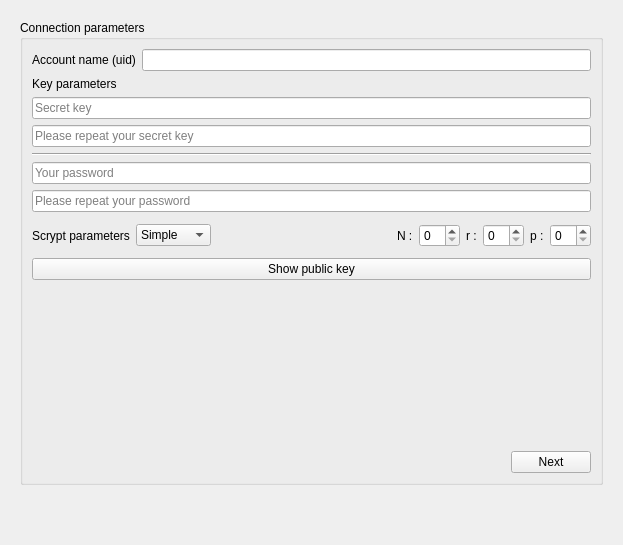
Qt form src/sakia/gui/dialogs/connection_cfg/connection_cfg.ui (duniter/sakia) before a commit.
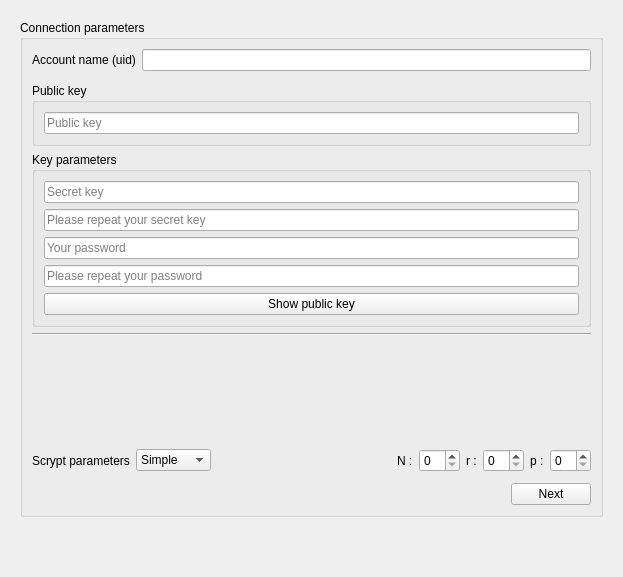
The same form after that commit. The open tabs and pages were chosen to show the change. Icons and pictures are not drawn.

Commit message: Add connections using pubkey only

Patch:
```diff
--- a/src/sakia/gui/dialogs/connection_cfg/connection_cfg.ui
+++ b/src/sakia/gui/dialogs/connection_cfg/connection_cfg.ui
@@ -7,7 +7,7 @@
     <x>0</x>
     <y>0</y>
     <width>623</width>
-    <height>545</height>
+    <height>577</height>
    </rect>
   </property>
   <property name="windowTitle">
@@ -120,17 +120,36 @@
            </layout>
           </item>
           <item>
-           <layout class="QVBoxLayout" name="verticalLayout_6">
+           <layout class="QVBoxLayout" name="layout_key">
             <item>
-             <widget class="QLabel" name="label_3">
-              <property name="text">
+             <layout class="QVBoxLayout" name="verticalLayout_5">
+              <property name="topMargin">
+               <number>6</number>
+              </property>
+              <item>
+               <widget class="QGroupBox" name="groupbox_pubkey">
+                <property name="title">
+                 <string>Public key</string>
+                </property>
+                <layout class="QVBoxLayout" name="verticalLayout_7">
+                 <item>
+                  <widget class="QLineEdit" name="edit_pubkey">
+                   <property name="placeholderText">
+                    <string>Public key</string>
+                   </property>
+                  </widget>
+                 </item>
+                </layout>
+               </widget>
+              </item>
+             </layout>
+            </item>
+            <item>
+             <widget class="QGroupBox" name="groupbox_key">
+              <property name="title">
                <string>Key parameters</string>
               </property>
-             </widget>
-            </item>
-            <item>
-             <layout class="QHBoxLayout" name="horizontalLayout_5"/>
-            </item>
+              <layout class="QVBoxLayout" name="verticalLayout_6">
             <item>
              <widget class="QLineEdit" name="edit_salt">
               <property name="text">
@@ -154,13 +173,6 @@
               </property>
              </widget>
             </item>
-            <item>
-             <widget class="Line" name="line">
-              <property name="orientation">
-               <enum>Qt::Horizontal</enum>
-              </property>
-             </widget>
-            </item>
             <item>
              <widget class="QLineEdit" name="edit_password">
               <property name="echoMode">
@@ -185,6 +197,38 @@
              </widget>
             </item>
             <item>
+                <widget class="QPushButton" name="button_generate">
+                 <property name="text">
+                  <string>Show public key</string>
+                 </property>
+                </widget>
+               </item>
+              </layout>
+             </widget>
+            </item>
+            <item>
+             <widget class="Line" name="line">
+              <property name="orientation">
+               <enum>Qt::Horizontal</enum>
+              </property>
+             </widget>
+            </item>
+           </layout>
+          </item>
+          <item>
+           <spacer name="verticalSpacer">
+            <property name="orientation">
+             <enum>Qt::Vertical</enum>
+            </property>
+            <property name="sizeHint" stdset="0">
+             <size>
+              <width>20</width>
+              <height>40</height>
+             </size>
+            </property>
+           </spacer>
+          </item>
+          <item>
              <layout class="QHBoxLayout" name="horizontalLayout_2">
               <property name="topMargin">
                <number>6</number>
@@ -283,35 +327,6 @@
                </widget>
               </item>
              </layout>
-            </item>
-            <item>
-             <layout class="QHBoxLayout" name="horizontalLayout_6">
-              <property name="topMargin">
-               <number>5</number>
-              </property>
-              <item>
-               <widget class="QPushButton" name="button_generate">
-                <property name="text">
-                 <string>Show public key</string>
-                </property>
-               </widget>
-              </item>
-             </layout>
-            </item>
-           </layout>
-          </item>
-          <item>
-           <spacer name="verticalSpacer">
-            <property name="orientation">
-             <enum>Qt::Vertical</enum>
-            </property>
-            <property name="sizeHint" stdset="0">
-             <size>
-              <width>20</width>
-              <height>40</height>
-             </size>
-            </property>
-           </spacer>
           </item>
           <item>
            <layout class="QHBoxLayout" name="horizontalLayout_4">
```
Left out of the diff: 17 changed lines with no effect on the pictures. Lines whose indentation alone changed are shown as unchanged. The commit also changes 5 other files.
